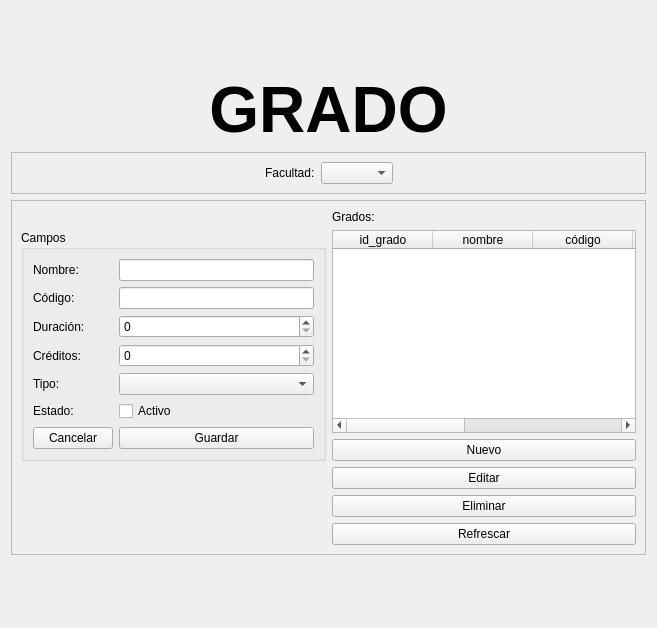
The window that app/view/GradoPage.ui (victorgp12/2DAM_DI_Universidad) describes before a commit, drawn with Qt 5.
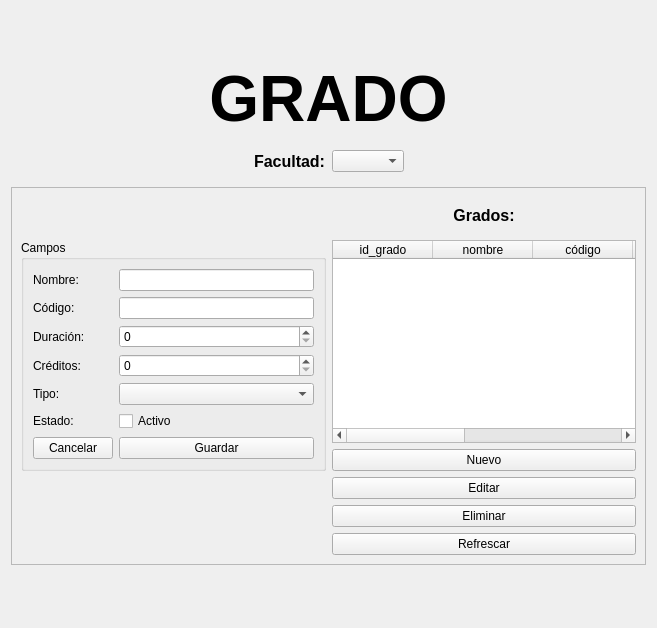
The same window after the commit.

Commit message:
Refactor GradoPage layout and widget structure
Replaces QFrame containers with QWidget and updates layout management for the faculty and grades sections. Adjusts button and table widget positions, improves label styling, and reorganizes the UI code for better clarity and maintainability.

Diff of the .ui file:
```diff
--- a/app/view/GradoPage.ui
+++ b/app/view/GradoPage.ui
@@ -44,40 +44,34 @@
     </widget>
    </item>
    <item>
-    <widget class="QFrame" name="frame_2">
-     <property name="maximumSize">
-      <size>
-       <width>1000</width>
-       <height>1000</height>
-      </size>
-     </property>
-     <property name="frameShape">
-      <enum>QFrame::Shape::StyledPanel</enum>
-     </property>
-     <property name="frameShadow">
-      <enum>QFrame::Shadow::Raised</enum>
-     </property>
-     <layout class="QGridLayout" name="gridLayout_4">
-      <item row="0" column="0">
-       <spacer name="horizontalSpacer_6">
-        <property name="orientation">
-         <enum>Qt::Orientation::Horizontal</enum>
-        </property>
-        <property name="sizeHint" stdset="0">
-         <size>
-          <width>40</width>
-          <height>20</height>
-         </size>
-        </property>
-       </spacer>
-      </item>
+    <widget class="QWidget" name="widget" native="true">
+     <layout class="QGridLayout" name="gridLayout_2">
       <item row="0" column="1">
        <widget class="QLabel" name="label_2">
+        <property name="font">
+         <font>
+          <pointsize>12</pointsize>
+          <bold>true</bold>
+         </font>
+        </property>
         <property name="text">
          <string>Facultad:</string>
         </property>
        </widget>
       </item>
+      <item row="0" column="0">
+       <spacer name="horizontalSpacer">
+        <property name="orientation">
+         <enum>Qt::Orientation::Horizontal</enum>
+        </property>
+        <property name="sizeHint" stdset="0">
+         <size>
+          <width>40</width>
+          <height>20</height>
+         </size>
+        </property>
+       </spacer>
+      </item>
       <item row="0" column="2">
        <widget class="QComboBox" name="cb_facultad">
         <property name="maximumSize">
@@ -89,7 +83,7 @@
        </widget>
       </item>
       <item row="0" column="3">
-       <spacer name="horizontalSpacer_5">
+       <spacer name="horizontalSpacer_2">
         <property name="orientation">
          <enum>Qt::Orientation::Horizontal</enum>
         </property>
@@ -113,10 +107,16 @@
       <enum>QFrame::Shadow::Raised</enum>
      </property>
      <layout class="QGridLayout" name="gridLayout">
-      <item row="3" column="5">
-       <widget class="QPushButton" name="btn_editar">
+      <item row="2" column="5">
+       <widget class="QPushButton" name="btn_nuevo">
+        <property name="maximumSize">
+         <size>
+          <width>100000</width>
+          <height>16777215</height>
+         </size>
+        </property>
         <property name="text">
-         <string>Editar</string>
+         <string>Nuevo</string>
         </property>
        </widget>
       </item>
@@ -127,6 +127,45 @@
         </property>
        </widget>
       </item>
+      <item row="1" column="5">
+       <widget class="QTableWidget" name="tbl_grados">
+        <column>
+         <property name="text">
+          <string>id_grado</string>
+         </property>
+        </column>
+        <column>
+         <property name="text">
+          <string>nombre</string>
+         </property>
+        </column>
+        <column>
+         <property name="text">
+          <string>código</string>
+         </property>
+        </column>
+        <column>
+         <property name="text">
+          <string>duracion (años)</string>
+         </property>
+        </column>
+        <column>
+         <property name="text">
+          <string>créditos</string>
+         </property>
+        </column>
+        <column>
+         <property name="text">
+          <string>tipo</string>
+         </property>
+        </column>
+        <column>
+         <property name="text">
+          <string>estado</string>
+         </property>
+        </column>
+       </widget>
+      </item>
       <item row="1" column="1" rowspan="2">
        <widget class="QGroupBox" name="grp_formulario">
         <property name="minimumSize">
@@ -220,19 +259,6 @@
         </layout>
        </widget>
       </item>
-      <item row="2" column="5">
-       <widget class="QPushButton" name="btn_nuevo">
-        <property name="maximumSize">
-         <size>
-          <width>100000</width>
-          <height>16777215</height>
-         </size>
-        </property>
-        <property name="text">
-         <string>Nuevo</string>
-        </property>
-       </widget>
-      </item>
       <item row="5" column="5">
        <widget class="QPushButton" name="btn_refrescar">
         <property name="text">
@@ -240,59 +266,39 @@
         </property>
        </widget>
       </item>
-      <item row="1" column="5">
-       <widget class="QTableWidget" name="tbl_grados">
-        <column>
-         <property name="text">
-          <string>id_grado</string>
-         </property>
-        </column>
-        <column>
-         <property name="text">
-          <string>nombre</string>
-         </property>
-        </column>
-        <column>
-         <property name="text">
-          <string>código</string>
-         </property>
-        </column>
-        <column>
-         <property name="text">
-          <string>duracion (años)</string>
-         </property>
-        </column>
-        <column>
-         <property name="text">
-          <string>créditos</string>
-         </property>
-        </column>
-        <column>
-         <property name="text">
-          <string>tipo</string>
-         </property>
-        </column>
-        <column>
-         <property name="text">
-          <string>estado</string>
-         </property>
-        </column>
+      <item row="3" column="5">
+       <widget class="QPushButton" name="btn_editar">
+        <property name="text">
+         <string>Editar</string>
+        </property>
        </widget>
       </item>
       <item row="0" column="5">
-       <widget class="QLabel" name="label_3">
-        <property name="maximumSize">
-         <size>
-          <width>100</width>
-          <height>16777215</height>
-         </size>
-        </property>
-        <property name="text">
-         <string>Grados:</string>
-        </property>
-        <property name="alignment">
-         <set>Qt::AlignmentFlag::AlignLeading|Qt::AlignmentFlag::AlignLeft|Qt::AlignmentFlag::AlignTop</set>
-        </property>
+       <widget class="QWidget" name="widget_2" native="true">
+        <layout class="QGridLayout" name="gridLayout_3">
+         <item row="0" column="0">
+          <widget class="QLabel" name="label_3">
+           <property name="maximumSize">
+            <size>
+             <width>100</width>
+             <height>16777215</height>
+            </size>
+           </property>
+           <property name="font">
+            <font>
+             <pointsize>12</pointsize>
+             <bold>true</bold>
+            </font>
+           </property>
+           <property name="text">
+            <string>Grados:</string>
+           </property>
+           <property name="alignment">
+            <set>Qt::AlignmentFlag::AlignHCenter|Qt::AlignmentFlag::AlignTop</set>
+           </property>
+          </widget>
+         </item>
+        </layout>
        </widget>
       </item>
      </layout>
```
The commit also changes 1 other file.
